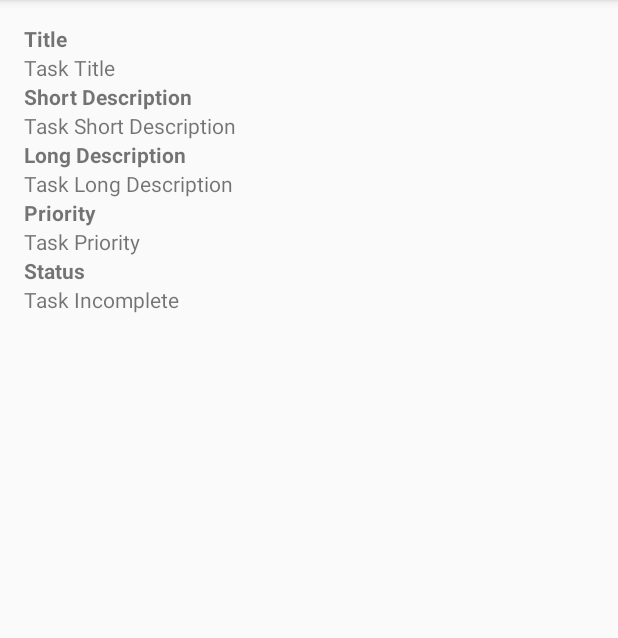
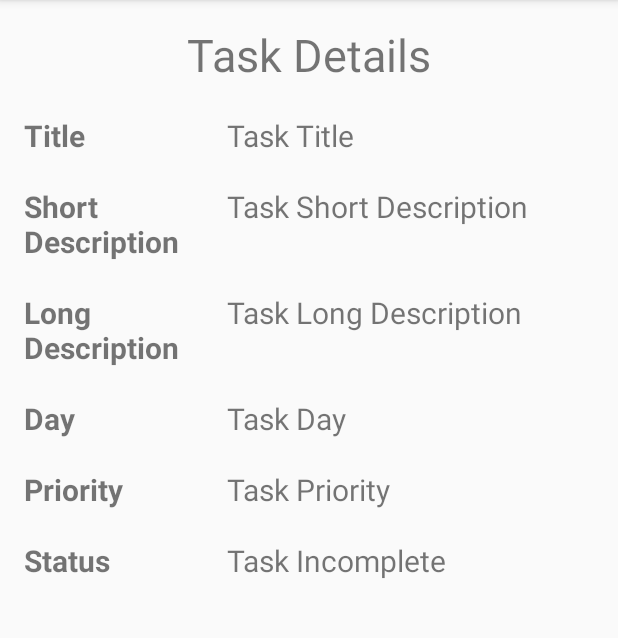
Before and after one commit to omkarmate431/TaskList, an Android app: the TaskDetails screen opened directly, with no data from a screen before it, on a phone screen of 412 x 824 dp, the part 84-722 px from its top. Run offline under Robolectric (Android 15) with nearby library versions, the phone set to English and light mode, and no system bars; 7 statements that could not run were skipped.

Commit message:
Updated task details layout

```diff
--- a/app/src/main/java/com/mate/tasklist/Task.java
+++ b/app/src/main/java/com/mate/tasklist/Task.java
@@ -14,10 +14,11 @@ abstract public class Task implements Parcelable {
     abstract String shortDescription();
     abstract String longDescription();
     abstract String priority();
+    abstract String day();
     abstract boolean isCompleted();
 
-    static Task create(String taskTitle, String shortDescription, String longDescription,String priority, boolean completed) {
-        return new AutoValue_Task(taskTitle, shortDescription, longDescription, priority, completed);
+    static Task create(String taskTitle, String shortDescription, String longDescription,String priority,String day, boolean completed) {
+        return new AutoValue_Task(taskTitle, shortDescription, longDescription, priority, day, completed);
     }
 
 }
--- a/app/src/main/java/com/mate/tasklist/TaskDetails.java
+++ b/app/src/main/java/com/mate/tasklist/TaskDetails.java
@@ -6,7 +6,7 @@ import android.widget.TextView;
 
 public class TaskDetails extends AppCompatActivity {
 
-    TextView title,shortDescription,longDescription,priority,status;
+    TextView title,shortDescription,longDescription,day,priority,status;
 
     @Override
     protected void onCreate(Bundle savedInstanceState) {
@@ -16,6 +16,7 @@ public class TaskDetails extends AppCompatActivity {
         title = (TextView)findViewById(R.id.taskDetailTitle);
         shortDescription = (TextView)findViewById(R.id.taskDetailShortDescription);
         longDescription = (TextView)findViewById(R.id.taskDetailLongDescription);
+        day = (TextView)findViewById(R.id.taskDetailDay);
         priority = (TextView)findViewById(R.id.taskDetailPriority);
         status = (TextView)findViewById(R.id.taskDetailStatus);
 
@@ -24,6 +25,7 @@ public class TaskDetails extends AppCompatActivity {
         title.setText(task.taskTitle());
         shortDescription.setText(task.shortDescription());
         longDescription.setText(task.longDescription());
+        day.setText(task.day());
         priority.setText(task.priority());
         if(task.isCompleted())
         {
--- a/app/src/main/res/layout/activity_task_details.xml
+++ b/app/src/main/res/layout/activity_task_details.xml
@@ -1,63 +1,133 @@
 <?xml version="1.0" encoding="utf-8"?>
-<LinearLayout xmlns:android="http://schemas.android.com/apk/res/android"
+<ScrollView xmlns:android="http://schemas.android.com/apk/res/android"
     xmlns:tools="http://schemas.android.com/tools"
+    android:layout_width="match_parent"
+    android:layout_height="match_parent"
+    android:fillViewport="true"
+    tools:context="com.mate.tasklist.TaskDetails">
+<LinearLayout
     android:layout_width="match_parent"
     android:layout_height="match_parent"
     android:orientation="vertical"
     android:paddingBottom="@dimen/activity_vertical_margin"
     android:paddingLeft="@dimen/activity_horizontal_margin"
     android:paddingRight="@dimen/activity_horizontal_margin"
-    android:paddingTop="@dimen/activity_vertical_margin"
-    tools:context="com.mate.tasklist.TaskDetails">
+    android:paddingTop="@dimen/activity_vertical_margin">
     <TextView
         android:layout_width="wrap_content"
         android:layout_height="wrap_content"
+        android:text="Task Details"
+        android:layout_gravity="center"
+        android:textSize="30sp"
+        android:layout_marginBottom="20dp"/>
+    <LinearLayout
+        android:layout_width="match_parent"
+        android:layout_height="wrap_content"
+        android:orientation="horizontal"
+        android:layout_marginBottom="20dp">
+        <TextView
+            android:layout_width="135dp"
+            android:layout_height="wrap_content"
             android:text="Title"
+            android:textSize="20sp"
             android:textStyle="bold"/>
         <TextView
             android:layout_width="wrap_content"
             android:layout_height="wrap_content"
             android:text="Task Title"
+            android:textSize="20sp"
             android:id="@+id/taskDetailTitle"/>
+    </LinearLayout>
+    <LinearLayout
+        android:layout_width="match_parent"
+        android:layout_height="wrap_content"
+        android:orientation="horizontal"
+        android:layout_marginBottom="20dp">
         <TextView
-        android:layout_width="wrap_content"
+            android:layout_width="135dp"
             android:layout_height="wrap_content"
             android:text="Short Description"
+            android:textSize="20sp"
             android:textStyle="bold"/>
         <TextView
             android:layout_width="wrap_content"
             android:layout_height="wrap_content"
             android:text="Task Short Description"
+            android:textSize="20sp"
             android:id="@+id/taskDetailShortDescription"/>
+    </LinearLayout>
+    <LinearLayout
+        android:layout_width="match_parent"
+        android:layout_height="wrap_content"
+        android:orientation="horizontal"
+        android:layout_marginBottom="20dp">
         <TextView
-        android:layout_width="wrap_content"
+            android:layout_width="135dp"
             android:layout_height="wrap_content"
             android:text="Long Description"
+            android:textSize="20sp"
             android:textStyle="bold"/>
         <TextView
             android:layout_width="wrap_content"
             android:layout_height="wrap_content"
             android:text="Task Long Description"
+            android:textSize="20sp"
             android:id="@+id/taskDetailLongDescription"/>
+    </LinearLayout>
+    <LinearLayout
+        android:layout_width="match_parent"
+        android:layout_height="wrap_content"
+        android:orientation="horizontal"
+        android:layout_marginBottom="20dp">
+        <TextView
+            android:layout_width="135dp"
+            android:layout_height="wrap_content"
+            android:text="Day"
+            android:textSize="20sp"
+            android:textStyle="bold"/>
         <TextView
             android:layout_width="wrap_content"
             android:layout_height="wrap_content"
+            android:text="Task Day"
+            android:textSize="20sp"
+            android:id="@+id/taskDetailDay"/>
+    </LinearLayout>
+    <LinearLayout
+        android:layout_width="match_parent"
+        android:layout_height="wrap_content"
+        android:orientation="horizontal"
+        android:layout_marginBottom="20dp">
+        <TextView
+            android:layout_width="135dp"
+            android:layout_height="wrap_content"
             android:text="Priority"
+            android:textSize="20sp"
             android:textStyle="bold"/>
         <TextView
             android:layout_width="wrap_content"
             android:layout_height="wrap_content"
             android:text="Task Priority"
+            android:textSize="20sp"
             android:id="@+id/taskDetailPriority"/>
+    </LinearLayout>
+    <LinearLayout
+        android:layout_width="match_parent"
+        android:layout_height="wrap_content"
+        android:orientation="horizontal"
+        android:layout_marginBottom="20dp">
         <TextView
-        android:layout_width="wrap_content"
+            android:layout_width="135dp"
             android:layout_height="wrap_content"
             android:text="Status"
+            android:textSize="20sp"
             android:textStyle="bold"/>
         <TextView
             android:layout_width="wrap_content"
             android:layout_height="wrap_content"
             android:text="Task Status"
+            android:textSize="20sp"
             android:id="@+id/taskDetailStatus"/>
+    </LinearLayout>
 
 </LinearLayout>
+</ScrollView>
```
Also changed, not shown: app/src/main/java/com/mate/tasklist/AddTask.java (+41 -55 lines), app/src/main/java/com/mate/tasklist/DayFragment.java (+11 -11 lines), app/src/main/java/com/mate/tasklist/EditTask.java (+64 -5 lines), app/src/main/java/com/mate/tasklist/MondayFragment.java (deleted, +0 -107 lines), app/src/main/java/com/mate/tasklist/TaskDbHelper.java (+15 -188 lines), app/src/main/res/layout/activity_add_task.xml (+29 -4 lines), app/src/main/res/layout/activity_edit_task.xml (+29 -4 lines), app/src/main/res/values-v21/styles.xml (added, +9 -0 lines), app/src/main/res/values/drawables.xml (added, +8 -0 lines), app/src/main/res/values/priority_list.xml (added, +8 -0 lines), 1 other file. Lines whose indentation alone changed are shown as unchanged.
